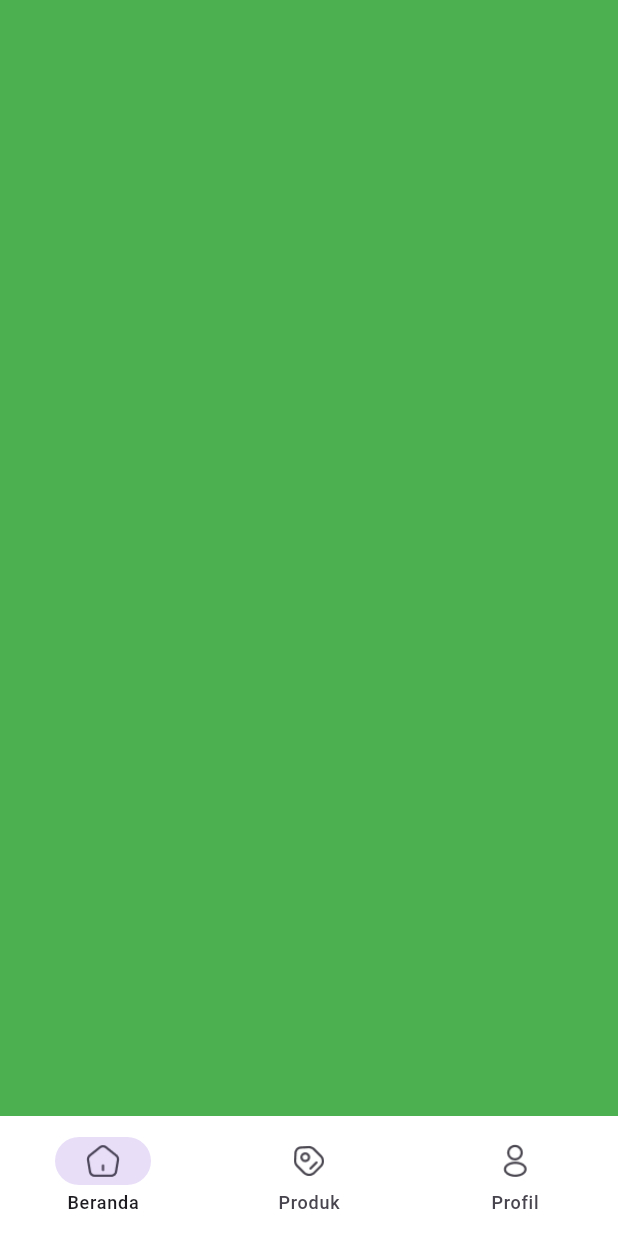
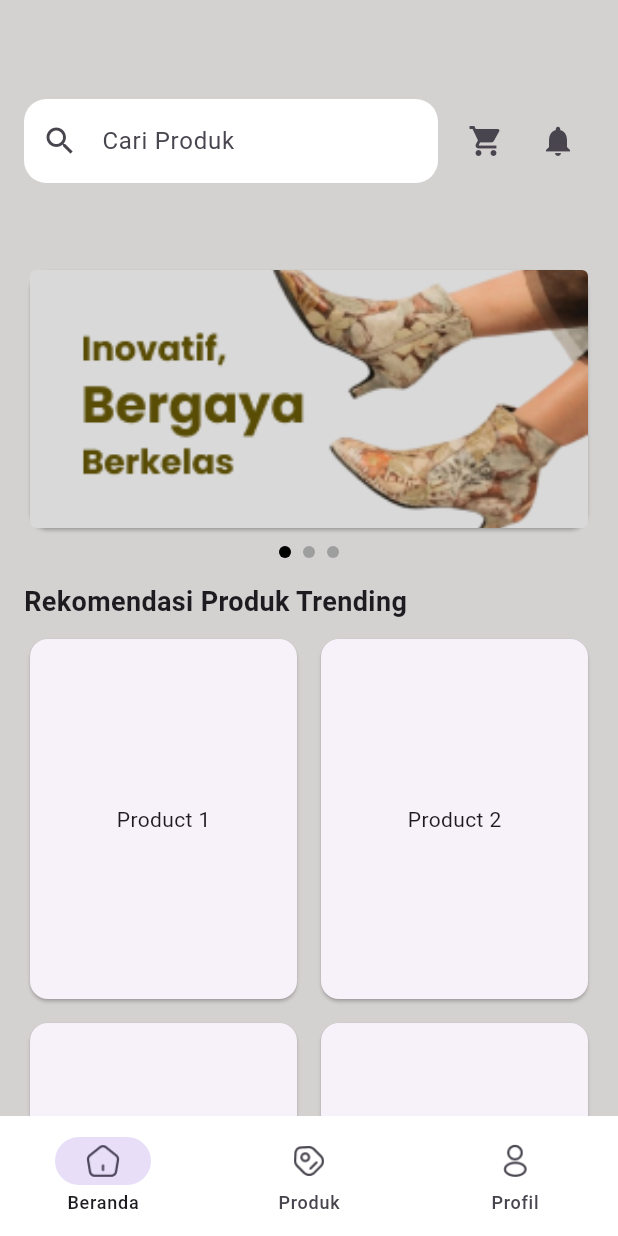
Before and after one commit to LeafLoom-PPB-MM4/LeafLoomApps, a Flutter app: the NavigationMenu screen opened directly, on a phone screen of 412 x 824 dp. Run offline on Flutter 3.47's test engine with Material 3 defaults, Android fonts, the phone set to English and light mode, and no system bars; our stand-ins replace get, get_storage, logger; accounts and stored records are empty.

Commit message:
Home Screen
belum selese sih tinggal nambahin bagian rekomendasi, sama ini @asyhasnaa minta tolong koreksi dibagaian search bar, udah tak set biar posisinya fixed tapi di aku kok ngebug anjay

```diff
--- /dev/null
+++ b/leafloomapp/lib/features/shop/screens/home/home.dart
@@ -0,0 +1,199 @@
+import 'package:flutter/material.dart';
+import 'package:leafloom/utils/constants/colors.dart';
+
+class HomeScreen extends StatefulWidget {
+  const HomeScreen({Key? key}) : super(key: key);
+
+  @override
+  _HomeScreenState createState() => _HomeScreenState();
+}
+
+class _HomeScreenState extends State<HomeScreen> {
+  int _currentPage = 0;
+  final PageController _pageController = PageController();
+
+  @override
+  void dispose() {
+    _pageController.dispose();
+    super.dispose();
+  }
+
+  @override
+  Widget build(BuildContext context) {
+    return Scaffold(
+      body: Stack(
+        children: [
+          CustomScrollView(
+            slivers: [
+              SliverAppBar(
+                pinned: true,
+                backgroundColor: Color.fromARGB(255, 212, 209, 209),
+                expandedHeight: 160.0,
+                collapsedHeight: 80.0,
+                flexibleSpace: FlexibleSpaceBar(
+                  background: Container(
+                    padding: const EdgeInsets.all(16.0),
+                    child: Column(
+                      children: [
+                        SizedBox(height: 50.0),
+                        // Search bar and icons
+                        Row(
+                          children: [
+                            Expanded(
+                              child: TextField(
+                                decoration: InputDecoration(
+                                  hintText: 'Cari Produk',
+                                  prefixIcon: Icon(Icons.search),
+                                  border: OutlineInputBorder(
+                                    borderRadius: BorderRadius.circular(15.0),
+                                    borderSide: BorderSide.none,
+                                  ),
+                                  filled: true,
+                                  fillColor: Colors.white,
+                                ),
+                              ),
+                            ),
+                            SizedBox(width: 8.0),
+                            IconButton(
+                              icon: Icon(Icons.shopping_cart),
+                              onPressed: () {
+                                // Handle cart icon press
+                              },
+                            ),
+                            IconButton(
+                              icon: Icon(Icons.notifications),
+                              onPressed: () {
+                                // Handle notification icon press
+                              },
+                            ),
+                          ],
+                        ),
+                        SizedBox(height: 16.0),
+                      ],
+                    ),
+                  ),
+                ),
+              ),
+              SliverList(
+                delegate: SliverChildListDelegate(
+                  [
+                    Container(
+                      color: Color.fromARGB(255, 212, 209, 209),
+                      padding: EdgeInsets.all(16.0),
+                      child: Column(
+                        children: [
+                          // Card slider
+                          Container(
+                            width: double.infinity,
+                            height: 180,
+                            child: PageView(
+                              controller: _pageController,
+                              onPageChanged: (int page) {
+                                setState(() {
+                                  _currentPage = page;
+                                });
+                              },
+                              children: [
+                                Card(
+                                  child: ClipRRect(
+                                    borderRadius:
+                                        BorderRadius.circular(4.0), // optional
+                                    child: Image.asset(
+                                      'assets/images/banner/Banner1.png',
+                                      fit: BoxFit.cover,
+                                      width: double.infinity,
+                                      height: double.infinity,
+                                    ),
+                                  ),
+                                ),
+                                Card(
+                                  child: ClipRRect(
+                                    borderRadius:
+                                        BorderRadius.circular(4.0), // optional
+                                    child: Image.asset(
+                                      'assets/images/banner/Banner2.png',
+                                      fit: BoxFit.cover,
+                                      width: double.infinity,
+                                      height: double.infinity,
+                                    ),
+                                  ),
+                                ),
+                                Card(
+                                  child: ClipRRect(
+                                    borderRadius:
+                                        BorderRadius.circular(4.0), // optional
+                                    child: Image.asset(
+                                      'assets/images/banner/Banner3.png',
+                                      fit: BoxFit.cover,
+                                      width: double.infinity,
+                                      height: double.infinity,
+                                    ),
+                                  ),
+                                ),
+                              ],
+                            ),
+                          ),
+                          SizedBox(height: 8.0),
+                          // Slider indicator
+                          Row(
+                            mainAxisAlignment: MainAxisAlignment.center,
+                            children: List.generate(
+                              3,
+                              (index) => Container(
+                                margin: EdgeInsets.symmetric(horizontal: 4.0),
+                                width: 8.0,
+                                height: 8.0,
+                                decoration: BoxDecoration(
+                                  shape: BoxShape.circle,
+                                  color: _currentPage == index
+                                      ? Colors.black
+                                      : Colors.grey,
+                                ),
+                              ),
+                            ),
+                          ),
+                          SizedBox(height: 16.0),
+                          // Section title
+                          Align(
+                            alignment: Alignment.centerLeft,
+                            child: Text(
+                              'Rekomendasi Produk Trending',
+                              style: TextStyle(
+                                fontSize: 18,
+                                fontWeight: FontWeight.bold,
+                              ),
+                            ),
+                          ),
+                          // Recommendations
+                          GridView.builder(
+                            shrinkWrap: true,
+                            padding: EdgeInsets.only(top: 8.0),
+                            physics: NeverScrollableScrollPhysics(),
+                            gridDelegate:
+                                SliverGridDelegateWithFixedCrossAxisCount(
+                              crossAxisCount: 2,
+                              childAspectRatio: 3 / 4,
+                              crossAxisSpacing: 8.0,
+                              mainAxisSpacing: 8.0,
+                            ),
+                            itemCount: 10,
+                            itemBuilder: (context, index) {
+                              return Card(
+                                child:
+                                    Center(child: Text('Product ${index + 1}')),
+                              );
+                            },
+                          ),
+                        ],
+                      ),
+                    ),
+                  ],
+                ),
+              ),
+            ],
+          ),
+        ],
+      ),
+    );
+  }
+}
--- a/leafloomapp/lib/navigation_menu.dart
+++ b/leafloomapp/lib/navigation_menu.dart
@@ -1,5 +1,6 @@
 import 'package:flutter/material.dart';
 import 'package:get/get.dart';
+import 'package:leafloom/features/shop/screens/home/home.dart';
 
 class NavigationMenu extends StatelessWidget {
   const NavigationMenu({Key? key});
@@ -42,9 +43,9 @@ class NavigationMenu extends StatelessWidget {
 class NavigationController extends GetxController {
   final RxInt selectedIndex = 0.obs;
 
-  final List<Widget> screens = [
+  final screens = [
+    const HomeScreen(),
+    Container(color: Colors.purple),
     Container(color: Colors.green),
-    Container(color: Colors.purple),
-    Container(color: Colors.orange),
   ];
 }
--- a/leafloomapp/pubspec.yaml
+++ b/leafloomapp/pubspec.yaml
@@ -41,6 +41,7 @@ flutter:
     - assets/images/
     - assets/icons/
     - assets/images/on_boarding_images/
+    - assets/images/banner
   fonts:
     - family: Lato
       fonts:
```
Also changed, not shown: leafloomapp/assets/images/banner/Banner1.png (added), leafloomapp/assets/images/banner/Banner2.png (added), leafloomapp/assets/images/banner/Banner3.png (added), leafloomapp/assets/images/produk/produk1.png (added), leafloomapp/assets/images/produk/produk10.png (added), leafloomapp/assets/images/produk/produk2.png (added), leafloomapp/assets/images/produk/produk3.png (added), leafloomapp/assets/images/produk/produk4.png (added), leafloomapp/assets/images/produk/produk5.png (added), leafloomapp/assets/images/produk/produk6.png (added), leafloomapp/assets/images/produk/produk7.png (added), leafloomapp/assets/images/produk/produk8.png (added), leafloomapp/assets/images/produk/produk9.png (added), leafloomapp/lib/features/shop/screens/shop/shop.dart (added).
